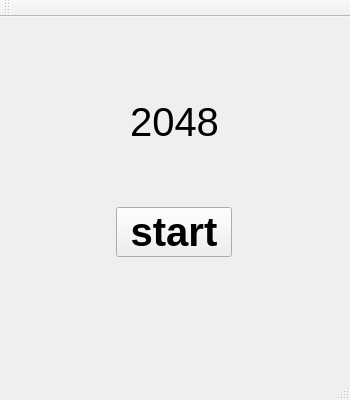
This is mainwindow.ui in F74036378/pd2-2048 as Qt 5 draws it before an edit. The edited form follows.
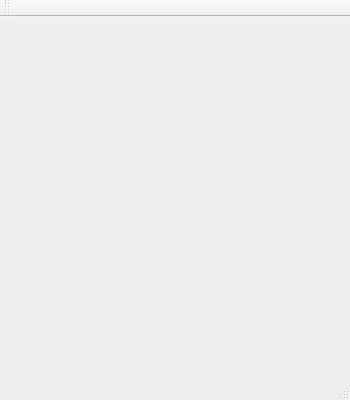
This is the edited form.

```diff
--- a/mainwindow.ui
+++ b/mainwindow.ui
@@ -13,49 +13,7 @@
   <property name="windowTitle">
    <string>MainWindow</string>
   </property>
-  <widget class="QWidget" name="centralWidget">
-   <widget class="QLabel" name="label">
-    <property name="geometry">
-     <rect>
-      <x>87</x>
-      <y>80</y>
-      <width>175</width>
-      <height>50</height>
-     </rect>
-    </property>
-    <property name="font">
-     <font>
-      <pointsize>30</pointsize>
-     </font>
-    </property>
-    <property name="text">
-     <string>2048</string>
-    </property>
-    <property name="alignment">
-     <set>Qt::AlignCenter</set>
-    </property>
-   </widget>
-   <widget class="QPushButton" name="pushButton">
-    <property name="geometry">
-     <rect>
-      <x>116</x>
-      <y>190</y>
-      <width>116</width>
-      <height>50</height>
-     </rect>
-    </property>
-    <property name="font">
-     <font>
-      <pointsize>30</pointsize>
-      <weight>75</weight>
-      <bold>true</bold>
-     </font>
-    </property>
-    <property name="text">
-     <string>start</string>
-    </property>
-   </widget>
-  </widget>
+  <widget class="QWidget" name="centralWidget"/>
   <widget class="QMenuBar" name="menuBar">
    <property name="geometry">
     <rect>
```
